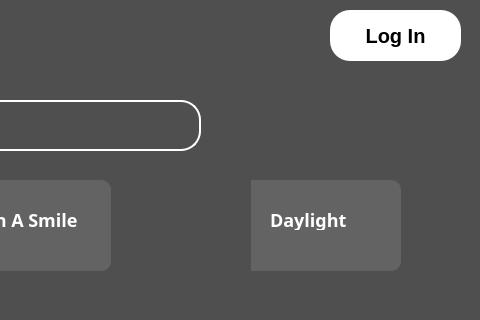
Above: ui/home.ui from RonneyJR/python-app before the change; both pictures show x 600 to 1080 and y 0 to 320 of the 1080 by 720 pixel window. Below: the same form after it.
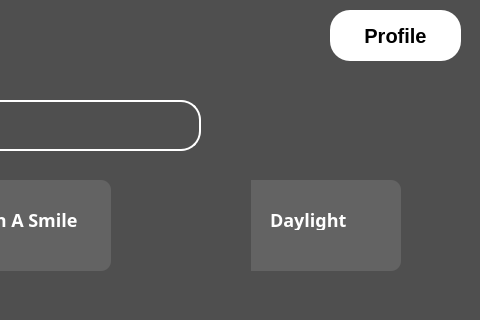
That is the form after the change. Icons and pictures are not drawn.

```diff
--- a/ui/home.ui
+++ b/ui/home.ui
@@ -1388,7 +1388,7 @@
     font-size: 20px;</string>
    </property>
    <property name="text">
-    <string>Log In</string>
+    <string>Profile</string>
    </property>
   </widget>
   <widget class="QPushButton" name="pushButton_14">
```
